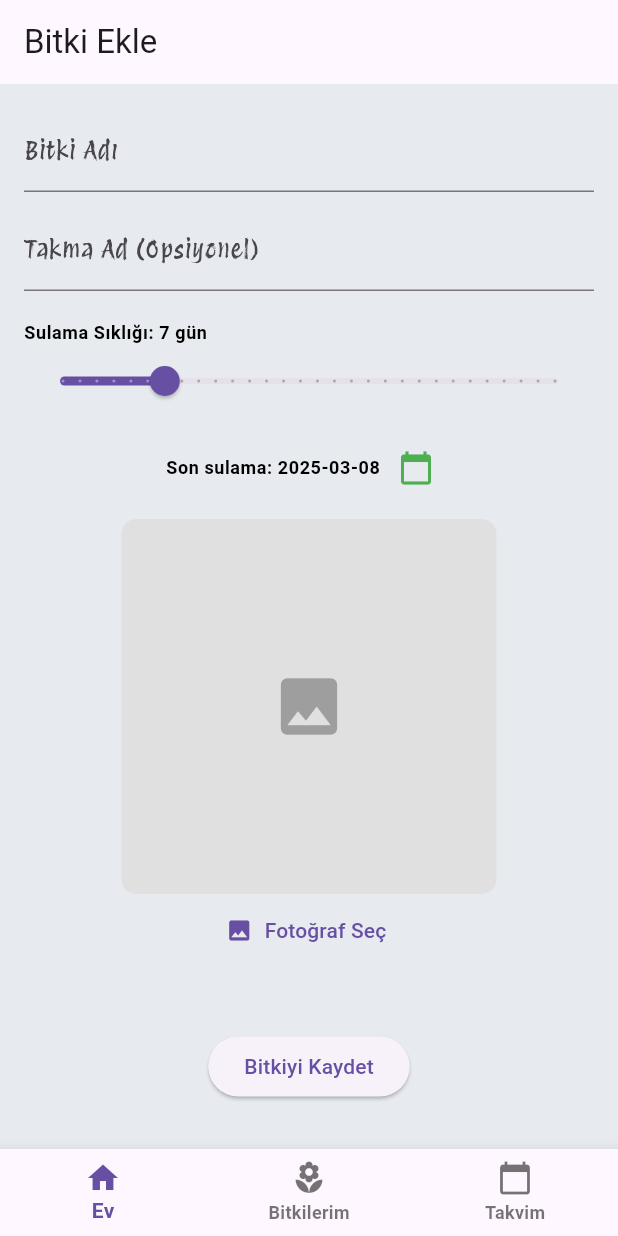
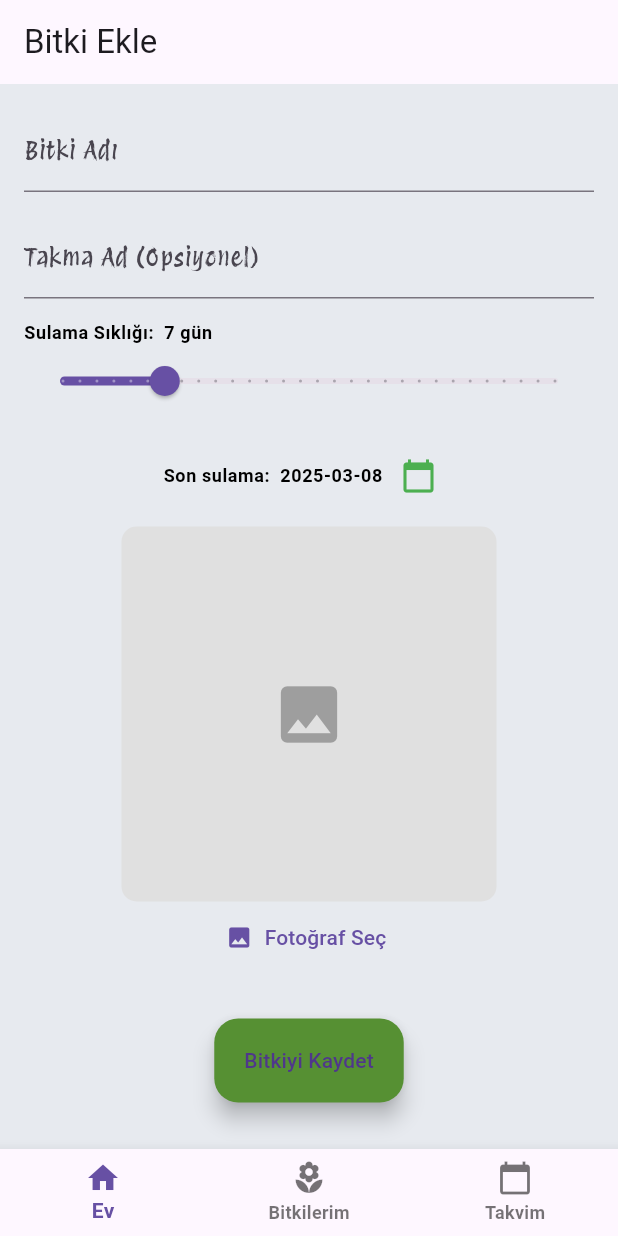
Before and after one commit to OsmanTurgut2335/planneT, a Flutter app: the screen it shows after launch, after a tap on "Bitki Ekle", on a phone screen of 412 x 824 dp. Run offline on Flutter 3.47's test engine with Material 3 defaults, Android fonts, the phone set to English and light mode, and no system bars; our stand-ins replace bloc, equatable, flutter_bloc, go_router, hive, hive_flutter and 2 more; accounts and stored records are empty.

Commit message:
added dynamic calendar and homescreen list with hive data with other features

```diff
--- /dev/null
+++ b/lib/core/constants/strings.dart
@@ -0,0 +1,13 @@
+class AppStrings {
+  static const String appBarTitle = "Bitki Ekle";
+  static const String plantNameLabel = "Bitki Adı";
+  static const String nicknameLabel = "Takma Ad (Opsiyonel)";
+  static const String wateringFrequencyLabel = "Sulama Sıklığı: ";
+  static const String lastWateredLabel = "Son sulama: ";
+  static const String selectImage = "Fotoğraf Seç";
+  static const String savePlant = "Bitkiyi Kaydet";
+  static const String validationMessage = "Lütfen bitki adını girin";
+  static const String successMessage = "Bitki başarıyla eklendi!";
+  static const String takePhoto = "Kameradan Çek";
+  static const String selectFromGallery = "Galeriden Seç";
+}
--- a/lib/core/theme/app_theme.dart
+++ b/lib/core/theme/app_theme.dart
@@ -15,6 +15,8 @@ class AppTheme {
         headlineLarge: TextStyle(fontSize: 30, fontFamily: 'Montserrat'),
         // Diğer text stilleri...
       ),
+
+      floatingActionButtonTheme: FloatingActionButtonThemeData(backgroundColor: Color(0xFF569033)),
       scaffoldBackgroundColor: AppColors.scaffoldBackground,
     );
   }
--- a/lib/features/cubit/plant/plant_cubit.dart
+++ b/lib/features/cubit/plant/plant_cubit.dart
@@ -19,4 +19,5 @@ class PlantCubit extends Cubit<PlantState> {
       emit(PlantError("Bitki eklenirken hata oluştu"));
     }
   }
+
 }
--- /dev/null
+++ b/lib/features/cubit/watering/watering_cubit.dart
@@ -0,0 +1,77 @@
+import 'package:allplant/features/cubit/watering/watering_state.dart';
+import 'package:allplant/features/models/upcoming_event.dart';
+import 'package:bloc/bloc.dart';
+import 'package:allplant/features/models/plant.dart';
+import 'package:hive/hive.dart';
+
+class TodaysWateringsCubit extends Cubit<WateringState> {
+  TodaysWateringsCubit() : super(TodaysWateringsLoading()) {
+    loadUpcomingWaterings();
+  }
+
+  final Box<Plant> _plantBox = Hive.box<Plant>('plants');
+
+  void loadUpcomingWaterings() async {
+    emit(TodaysWateringsLoading());
+    try {
+      final box = Hive.box<Plant>('plants');
+      final DateTime now = DateTime.now();
+      final DateTime normalizedToday = DateTime(now.year, now.month, now.day);
+      // Define the cutoff as 3 days from today (inclusive).
+      final DateTime cutoffDate = normalizedToday.add(Duration(days: 3));
+
+      List<WateringEvent> upcomingEvents = [];
+
+      for (var plant in box.values) {
+        // Normalize the stored last watered date.
+        // Use toLocal() when reading from Hive:
+        DateTime nextWateringDate = DateTime(
+          plant.lastWateredDate.toLocal().year,
+          plant.lastWateredDate.toLocal().month,
+          plant.lastWateredDate.toLocal().day,
+        );
+
+        final now = DateTime.now().toLocal();
+        final DateTime normalizedToday = DateTime(now.year, now.month, now.day);
+
+        final int frequency = plant.wateringFrequencyInDays;
+
+        // Loop: add every upcoming watering date that falls within the cutoff.
+        while (!nextWateringDate.isAfter(cutoffDate)) {
+          // For today, skip if the plant has already been watered.
+          if (nextWateringDate.isAtSameMomentAs(normalizedToday) && plant.isWateredToday) {
+
+          } else {
+            upcomingEvents.add(WateringEvent(plant: plant, wateringDate: nextWateringDate));
+          }
+          // Move to the next watering date for this plant.
+          nextWateringDate = nextWateringDate.add(Duration(days: frequency));
+        }
+      }
+
+      // Optionally sort events by their watering date.
+      upcomingEvents.sort((a, b) => a.wateringDate.compareTo(b.wateringDate));
+
+      if (upcomingEvents.isEmpty) {
+        emit(TodaysWateringsEmpty());
+      } else {
+        // Adjust your state to hold a list of events instead of plants.
+        emit(TodaysWateringsLoaded(upcomingEvents));
+      }
+    } catch (e) {
+      emit(TodaysWateringsError("Error loading upcoming waterings: $e"));
+    }
+  }
+
+  // Toggle the watered status for a given plant.
+  Future<void> toggleWatered(Plant plant) async {
+    try {
+      plant.isWateredToday = !plant.isWateredToday;
+      await _plantBox.put(plant.key, plant);
+      // Reload the upcoming waterings after updating.
+      loadUpcomingWaterings();
+    } catch (e) {
+      emit(TodaysWateringsError("Error updating watering status: $e"));
+    }
+  }
+}
--- a/lib/features/models/plant.dart
+++ b/lib/features/models/plant.dart
@@ -20,12 +20,16 @@ class Plant extends HiveObject {
   @HiveField(4)
   final String? nickname;
 
+  @HiveField(5)
+  bool isWateredToday;
+
   Plant({
     required this.name,
     required this.imageUrl,
     required this.lastWateredDate,
     required this.wateringFrequencyInDays,
     this.nickname, // nullable olduğu için required değil
+    this.isWateredToday = false,
   });
 
   int get daysUntilNextWatering {
--- /dev/null
+++ b/lib/features/repository/add_plant_repository.dart
@@ -0,0 +1,34 @@
+
+import 'package:allplant/features/models/plant.dart';
+import 'package:hive/hive.dart';
+import 'package:image_picker/image_picker.dart';
+
+class AddPlantRepository {
+  final Box<Plant> plantBox;
+  final ImagePicker _picker = ImagePicker();
+
+  AddPlantRepository() : plantBox = Hive.box<Plant>('plants');
+
+  // 🌱 Yeni bir bitki ekle
+  Future<void> addPlant(Plant plant) async {
+    await plantBox.add(plant);
+  }
+
+  // 🔄 Tüm bitkileri getir
+  List<Plant> getAllPlants() {
+    return plantBox.values.toList();
+  }
+
+
+  // 🗑 Bir bitkiyi sil
+  Future<void> deletePlant(int index) async {
+    await plantBox.deleteAt(index);
+  }
+
+  // ✏ Bir bitkiyi güncelle
+  Future<void> updatePlant(int index, Plant updatedPlant) async {
+    await plantBox.putAt(index, updatedPlant);
+  }
+
+
+}
--- a/lib/features/widgets/upcoming_water_list.dart
+++ b/lib/features/widgets/upcoming_water_list.dart
@@ -1,39 +1,50 @@
+import 'package:allplant/features/cubit/watering/watering_cubit.dart';
 import 'package:flutter/material.dart';
+import 'package:flutter_bloc/flutter_bloc.dart';
+import 'package:allplant/features/cubit/watering/watering_state.dart';
+
 
 class UpcomingWateringsList extends StatelessWidget {
   const UpcomingWateringsList({super.key});
 
   @override
   Widget build(BuildContext context) {
-    // Örnek veri
-    final upcomingWaterings = [
-      {"plantName": "Monstera Deliciosa", "daysLeft": 2},
-      {"plantName": "Yucca", "daysLeft": 5},
-      {"plantName": "Cactus", "daysLeft": 1},
-      {"plantName": "Cactus", "daysLeft": 1},
-      {"plantName": "Yucca", "daysLeft": 1},
-    ];
+    return BlocProvider(
+      // Provide the cubit and immediately load the upcoming waterings.
+      create: (_) => TodaysWateringsCubit()..loadUpcomingWaterings(),
+      child: BlocBuilder<TodaysWateringsCubit, WateringState>(
+        builder: (context, state) {
+          if (state is TodaysWateringsLoading) {
+            return const Center(child: CircularProgressIndicator());
+          } else if (state is TodaysWateringsError) {
+            return Center(
+              child: Text(state.message, style: const TextStyle(color: Colors.red)),
+            );
+          } else if (state is TodaysWateringsEmpty) {
+            return const Center(child: Text("No upcoming waterings!"));
+          } else if (state is TodaysWateringsLoaded) {
+            final events = state.plants; // This should be List<WateringEvent>
 
-    // ListView.builder + shrinkWrap + NeverScrollableScrollPhysics
-    // => Parent (SingleChildScrollView) içinde kaydırma kontrolü
             return SizedBox(
               height: 300,
               child: ListView.builder(
                 shrinkWrap: true,
-        padding: EdgeInsets.zero,
-        itemCount: upcomingWaterings.length,
+                itemCount: events.length,
                 itemBuilder: (context, index) {
-          final item = upcomingWaterings[index];
+                  final event = events[index];
                   return Card(
-            shape: RoundedRectangleBorder(borderRadius: BorderRadius.circular(12)),
+                    shape: RoundedRectangleBorder(
+                      borderRadius: BorderRadius.circular(12),
+                    ),
                     child: ListTile(
                       leading: const Icon(Icons.alarm, color: Colors.green, size: 30),
-              title: Text(item["plantName"]?.toString() ?? "Bilinmiyor"),
-              subtitle: Text("${item["daysLeft"]} gün içinde sulanmalı"),
+                      title: Text(event.plant.name),
+                      subtitle: Text(_buildSubtitle(event.wateringDate)),
                       trailing: IconButton(
                         icon: const Icon(Icons.check),
                         onPressed: () {
-                  // Sulandı olarak işaretleme vb.
+                          // Mark as watered. Note: This toggles the status on the plant itself.
+                          context.read<TodaysWateringsCubit>().toggleWatered(event.plant);
                         },
                       ),
                     ),
@@ -42,4 +53,34 @@ class UpcomingWateringsList extends StatelessWidget {
               ),
             );
           }
+          return const SizedBox.shrink();
+        },
+      ),
+    );
   }
+
+  /// Returns a friendly message depending on how many days are left.
+  String _buildSubtitle(DateTime wateringDate) {
+    final daysLeft = _daysUntil(wateringDate);
+    if (daysLeft <= 0) {
+      return "Bugün sulanmalı";
+    } else if (daysLeft == 1) {
+      return "Yarın sulanmalı";
+    } else {
+      return "$daysLeft gün içinde sulanmalı";
+    }
+  }
+
+  /// Normalizes both the current date and the given [wateringDate] to midnight,
+  /// then returns the difference in whole days.
+  int _daysUntil(DateTime wateringDate) {
+    final now = DateTime.now();
+    final normalizedNow = DateTime(now.year, now.month, now.day);
+    final normalizedWateringDate = DateTime(
+      wateringDate.year,
+      wateringDate.month,
+      wateringDate.day,
+    );
+    return normalizedWateringDate.difference(normalizedNow).inDays;
+  }
+}
--- a/lib/pages/add_plant.dart
+++ b/lib/pages/add_plant.dart
@@ -1,9 +1,12 @@
 import 'dart:io';
+
+import 'package:allplant/core/constants/strings.dart';
 import 'package:allplant/features/cubit/addplant/add_plant_cubit.dart';
 import 'package:allplant/features/cubit/addplant/add_plant_state.dart';
+import 'package:allplant/features/repository/add_plant_repository.dart';
+
 import 'package:flutter/material.dart';
 import 'package:flutter_bloc/flutter_bloc.dart';
-import 'package:image_picker/image_picker.dart';
 
 class AddPlantScreen extends StatefulWidget {
   const AddPlantScreen({super.key});
@@ -18,13 +21,16 @@ class _AddPlantScreenState extends State<AddPlantScreen> {
   @override
   Widget build(BuildContext context) {
     return Scaffold(
-      appBar: AppBar(title: const Text("Bitki Ekle")),
+      appBar: AppBar(title: const Text(AppStrings.appBarTitle)), // 📌 Metin sabitten alındı
+
       body: BlocProvider(
-        create: (context) => AddPlantCubit(),
+        create: (context) => AddPlantCubit(AddPlantRepository()),
         child: BlocConsumer<AddPlantCubit, AddPlantState>(
           listener: (context, state) {
             if (state is AddPlantSuccess) {
-              ScaffoldMessenger.of(context).showSnackBar(const SnackBar(content: Text("Bitki başarıyla eklendi!")));
+              ScaffoldMessenger.of(context).showSnackBar(
+                const SnackBar(content: Text(AppStrings.successMessage)), // 📌 Başarı mesajı
+              );
             } else if (state is AddPlantFailure) {
               ScaffoldMessenger.of(context).showSnackBar(SnackBar(content: Text(state.error)));
             }
@@ -39,42 +45,36 @@ class _AddPlantScreenState extends State<AddPlantScreen> {
                 child: Column(
                   crossAxisAlignment: CrossAxisAlignment.start,
                   children: [
-                    // 🌿 Bitki Adı
-                    TextFormField(
-                      decoration: const InputDecoration(labelText: "Bitki Adı"),
-                      validator: (value) => value == null || value.isEmpty ? "Lütfen bitki adını girin" : null,
+                    CustomTextField(
+                      label: AppStrings.plantNameLabel,
+                      validator: cubit.validatePlantName,
                       onSaved: (value) => cubit.setPlantName(value!),
                     ),
-                    const SizedBox(height: 10),
 
-                    // 🌿 Takma Ad (Opsiyonel)
-                    TextFormField(
-                      decoration: const InputDecoration(labelText: "Takma Ad (Opsiyonel)"),
+                    const SizedBox(height: 15),
+
+                    CustomTextField(
+                      label: AppStrings.nicknameLabel, // 📌 Takma Ad
                       onSaved: (value) => cubit.setPlantNickname(value),
                     ),
-                    const SizedBox(height: 20),
+
+                    const SizedBox(height: 15),
 
                     // 💧 Sulama Sıklığı
                     Text(
-                      "Sulama Sıklığı: ${cubit.wateringFrequency} gün",
+                      "${AppStrings.wateringFrequencyLabel} ${cubit.wateringFrequency} gün",
                       style: Theme.of(context).textTheme.bodySmall,
                     ),
-                    Slider(
-                      value: cubit.wateringFrequency.toDouble(),
-                      min: 1,
-                      max: 30,
-                      divisions: 29,
-                      label: cubit.wateringFrequency.toString(),
-                      onChanged: (value) => cubit.updateWateringFrequency(value.toInt()),
-                    ),
-                    const SizedBox(height: 10),
+                    WateringSlider(),
+                    // WateringSlider(cubit: cubit),
+                    const SizedBox(height: 15),
 
                     // 📅 Son Sulama Tarihi Seçici
                     Row(
                       mainAxisAlignment: MainAxisAlignment.center,
                       children: [
                         Text(
-                          'Son sulama: ${cubit.lastWateredDate.toString().split(' ')[0]}',
+                          "${AppStrings.lastWateredLabel} ${cubit.lastWateredDate.toString().split(' ')[0]}",
                           style: Theme.of(context).textTheme.bodySmall,
                         ),
 
@@ -100,21 +100,11 @@ class _AddPlantScreenState extends State<AddPlantScreen> {
                     Center(
                       child: Column(
                         children: [
-                          state is AddPlantImageSelected
-                              ? Image.file(File(state.imagePath), width: 250, height: 250)
-                              : Container(
-                                width: 250,
-                                height: 250,
-                                decoration: BoxDecoration(
-                                  color: Colors.grey.shade300,
-                                  borderRadius: BorderRadius.circular(10),
-                                ),
-                                child: const Center(child: Icon(Icons.image, size: 50, color: Colors.grey)),
-                              ),
+                          ImagePickerWidget(state: state), // 📌 Daha temiz ve yönetilebilir hale geldi!
                           TextButton.icon(
-                            onPressed: () => _showImageSourceDialog(context, cubit),
+                            onPressed: () => cubit.showImagePicker(context),
                             icon: const Icon(Icons.image),
-                            label: const Text("Fotoğraf Seç"),
+                            label: const Text(AppStrings.selectImage),
                           ),
                         ],
                       ),
@@ -126,14 +116,9 @@ class _AddPlantScreenState extends State<AddPlantScreen> {
                     Padding(
                       padding: const EdgeInsets.only(bottom: 15),
                       child: Center(
-                        child: ElevatedButton(
-                          onPressed: () {
-                            if (_formKey.currentState!.validate()) {
-                              _formKey.currentState!.save();
-                              cubit.savePlant();
-                            }
-                          },
-                          child: const Text("Bitkiyi Kaydet"),
+                        child: FloatingActionButton.extended(
+                          onPressed: () => cubit.validateAndSaveForm(_formKey),
+                          label: const Text(AppStrings.savePlant),
                         ),
                       ),
                     ),
@@ -146,32 +131,60 @@ class _AddPlantScreenState extends State<AddPlantScreen> {
       ),
     );
   }
+}
 
-  void _showImageSourceDialog(BuildContext context, AddPlantCubit cubit) {
-    showModalBottomSheet(
-      context: context,
-      builder: (BuildContext context) {
-        return Wrap(
-          children: [
-            ListTile(
-              leading: const Icon(Icons.camera_alt),
-              title: const Text("Kameradan Çek"),
-              onTap: () {
-                Navigator.pop(context);
-                cubit.pickImage(ImageSource.camera);
-              },
-            ),
-            ListTile(
-              leading: const Icon(Icons.photo_library),
-              title: const Text("Galeriden Seç"),
-              onTap: () {
-                Navigator.pop(context);
-                cubit.pickImage(ImageSource.gallery);
-              },
-            ),
-          ],
+class WateringSlider extends StatelessWidget {
+  const WateringSlider({super.key});
+
+  @override
+  Widget build(BuildContext context) {
+    return BlocBuilder<AddPlantCubit, AddPlantState>(
+      buildWhen: (previous, current) => current is AddPlantWateringUpdated,
+      builder: (context, state) {
+        final cubit = context.read<AddPlantCubit>();
+        return Slider(
+          value: cubit.wateringFrequency.toDouble(),
+          min: 1,
+          max: 30,
+          divisions: 29,
+          label: cubit.wateringFrequency.toString(),
+          onChanged: (value) => cubit.updateWateringFrequency(value.toInt()),
         );
       },
     );
   }
 }
+
+class CustomTextField extends StatelessWidget {
+  final String label;
+  final String? Function(String?)? validator;
+  final void Function(String?)? onSaved;
+
+  const CustomTextField({super.key, required this.label, this.validator, this.onSaved});
+
+  @override
+  Widget build(BuildContext context) {
+    return TextFormField(decoration: InputDecoration(labelText: label), validator: validator, onSaved: onSaved);
+  }
+}
+
+class ImagePickerWidget extends StatelessWidget {
+  final AddPlantState state;
+
+  const ImagePickerWidget({super.key, required this.state});
+
+  @override
+  Widget build(BuildContext context) {
+    if (state is AddPlantImageSelected) {
+      final imagePath = (state as AddPlantImageSelected).imagePath;
+      return Image.file(File(imagePath), width: 250, height: 250);
+    } else {
+      return Container(
+        width: 250,
+        height: 250,
+        decoration: BoxDecoration(color: Colors.grey.shade300, borderRadius: BorderRadius.circular(10)),
+        child: const Center(child: Icon(Icons.image, size: 50, color: Colors.grey)),
+      );
+    }
+  }
+}
--- a/lib/pages/home_screen.dart
+++ b/lib/pages/home_screen.dart
@@ -37,6 +37,7 @@ class _HomeScreenState extends State<HomeScreen> {
   @override
   Widget build(BuildContext context) {
     return Scaffold(
+      appBar: AppBar(title: Text("Ana Ekran")),
       body: Stack(
         children: [
           // Arka plan ve dekoratif görseller
@@ -48,11 +49,6 @@ class _HomeScreenState extends State<HomeScreen> {
             child: Column(
               crossAxisAlignment: CrossAxisAlignment.start,
               children: [
-                const SizedBox(height: 70),
-                Padding(
-                  padding: const EdgeInsets.symmetric(horizontal: 16),
-                  child: Center(child: Text("Ana Ekran", style: Theme.of(context).textTheme.headlineLarge)),
-                ),
                 const SizedBox(height: Paddings.homeScreenPadding),
 
                 // Üst kısım scrollable
@@ -71,7 +67,6 @@ class _HomeScreenState extends State<HomeScreen> {
                           Text("Yaklaşan Sulamalar", style: Theme.of(context).textTheme.titleMedium),
                           const SizedBox(height: Paddings.homeScreenPadding),
 
-                          // Yaklaşan Sulamalar Listesi
                           const UpcomingWateringsList(),
 
                           DidYouKnowSection(info: selectedFact),
--- a/pubspec.yaml
+++ b/pubspec.yaml
@@ -28,7 +28,7 @@ dependencies:
   #graph
   fl_chart: ^0.70.2
 
-
+  table_calendar: ^3.2.0
   #google
   equatable: ^2.0.7
   image_picker: ^1.1.2
```
Also changed, not shown: lib/features/cubit/addplant/add_plant_cubit.dart (+52 -14 lines), lib/features/cubit/myplants/my_plant_cubit.dart (+49 -1 lines), lib/features/cubit/myplants/my_plants_state.dart (+15 -0 lines), lib/features/cubit/watering/watering_state.dart (added, +19 -0 lines), lib/features/models/upcoming_event.dart (added, +11 -0 lines), lib/features/widgets/calendar_state_handler.dart (added, +124 -0 lines), lib/pages/calendar_screen.dart (+15 -1 lines), lib/features/models/plant.g.dart, pubspec.lock. Lines whose indentation alone changed are shown as unchanged.
